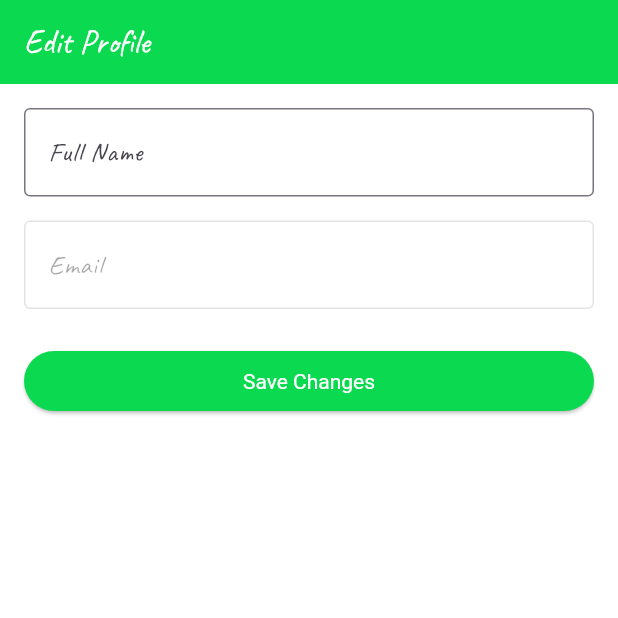
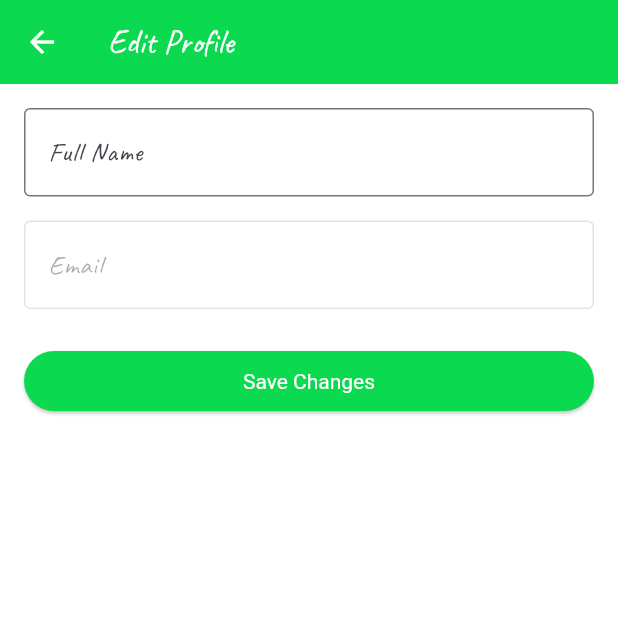
Before and after one commit to iArgho/cooking_assist, a Flutter app: the MePage screen opened directly, after a tap on "Edit Profile", on a phone screen of 412 x 824 dp, the top half of it. Run offline on Flutter 3.47's test engine with Material 3 defaults, Android fonts, the phone set to English and light mode, and no system bars; our stand-ins replace firebase_auth, firebase_core, flutter_svg, get, loading_animation_widget; accounts and stored records are empty.

Commit message:
AddRecipePage has been added

```diff
--- a/lib/presentation/screens/homescreens/me_page.dart
+++ b/lib/presentation/screens/homescreens/me_page.dart
@@ -62,7 +62,10 @@ class MePage extends StatelessWidget {
     return Column(
       children: [
         _buildSettingsTile(Icons.person, "Edit Profile", () {
-          Get.offAll(() => const EditProfilePage());
+          Get.to(() => const EditProfilePage());
+        }),
+        _buildSettingsTile(Icons.restaurant_menu, "Add Recipe", () {
+          //Get.to(() => const AddRecipePage());
         }),
       ],
     );
--- a/pubspec.yaml
+++ b/pubspec.yaml
@@ -17,6 +17,7 @@ dependencies:
   carousel_slider: ^5.0.0
   firebase_core: ^3.13.0
   firebase_auth: ^5.5.2
+  image_picker: ^1.1.2
 
 
 dev_dependencies:
```
Also changed, not shown: lib/presentation/screens/recepieScreens/add_recepie_screen.dart (added), pubspec.lock, 5 other files.
